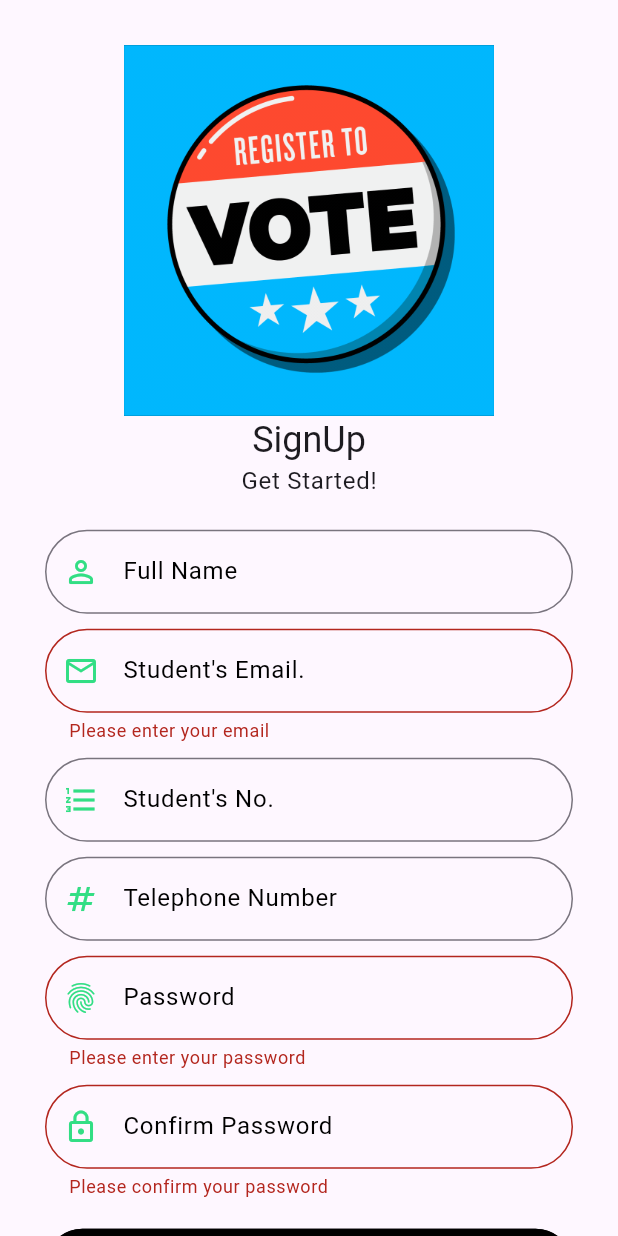
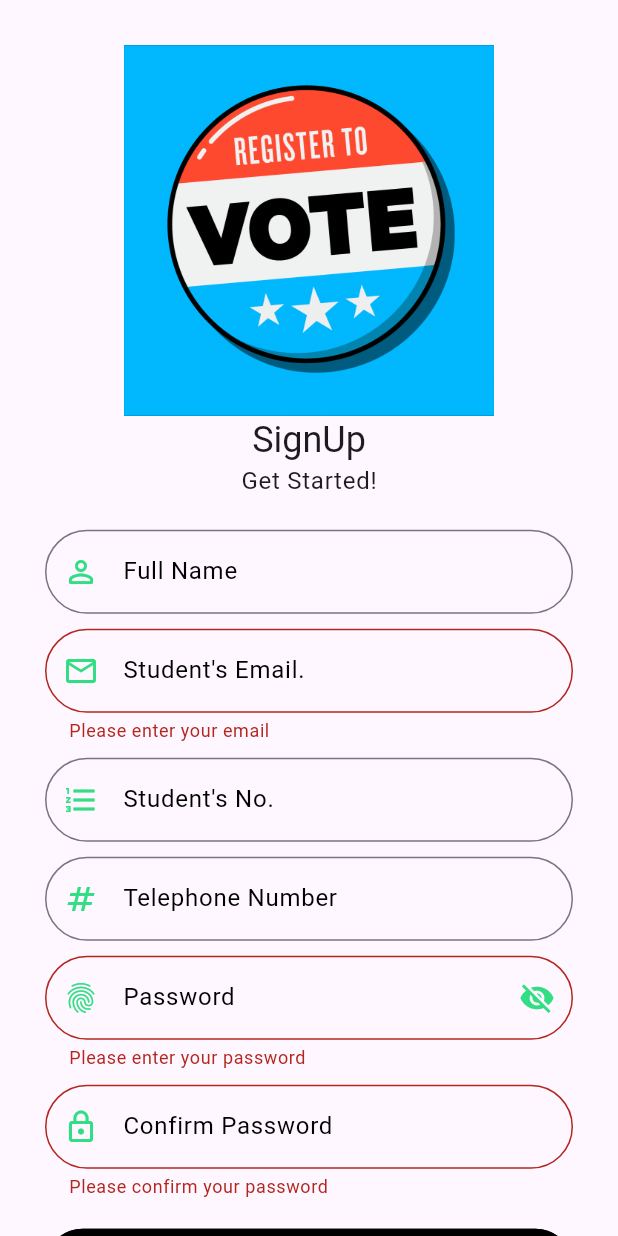
Before and after one commit to Anyongyeire/Final-year-project, a Flutter app: the SignUpScreen screen opened directly, after a tap on "SIGNUP", on a phone screen of 412 x 824 dp. Run offline on Flutter 3.47's test engine with Material 3 defaults, Android fonts, the phone set to English and light mode, and no system bars; our stand-ins replace firebase_auth, firebase_core, firebase_dynamic_links, flash, flutter_otp_text_field, flutter_riverpod and 6 more; missing offline and left inert: flextras; accounts and stored records are empty.

```diff
--- a/lib/src/constants/text_strings.dart
+++ b/lib/src/constants/text_strings.dart
@@ -91,6 +91,7 @@ const String tJoinedAt = "01 Jan, 2024";
 
 // --Edit Profile - Text
 const String tSave = "Update";
+const String tSuccess = "Success!";
 
 // -- validation
 const String tEmailCannotBeEmpty = "Email Cannot be empty";
--- a/lib/src/features/authentication/screens/signup/wigets/sign_up_form_widget.dart
+++ b/lib/src/features/authentication/screens/signup/wigets/sign_up_form_widget.dart
@@ -17,6 +17,7 @@ class SignUpFormWidget extends StatefulWidget {
 }
 
 class _SignUpFormWidgetState extends State<SignUpFormWidget> {
+  bool isObscured = true;
   final _formKey = GlobalKey<FormState>();
   final controller = Get.put(SignUpController());
   // final RegExp emailRegex = RegExp(r'^[a-zA-Z0-9._%+-]+@std\.kyu\.ac\.ug$');
@@ -92,15 +93,29 @@ class _SignUpFormWidgetState extends State<SignUpFormWidget> {
               height: tFormHeight - 20,
             ),
             TextFormField(
-              decoration: const InputDecoration(
-                label: Text(tPassword),
-                prefixIcon: Icon(
+              decoration: InputDecoration(
+                label: const Text(tPassword),
+                prefixIcon: const Icon(
                   Icons.fingerprint_sharp,
                   color: tPrimaryColor,
                 ),
+                suffixIcon: IconButton(
+                  onPressed: () {
+                    setState(() {
+                      isObscured = !isObscured;
+                    });
+                  },
+                  icon: Icon(
+                    // isObscured ? CupertinoIcons.eye : CupertinoIcons.eye_slash,
+                    isObscured ? Icons.visibility_off : Icons.visibility,
+                    semanticLabel:
+                        isObscured ? 'show password' : 'hide password',
+                  ),
+                ),
+                suffixIconColor: tPrimaryColor,
               ),
+              obscureText: isObscured,
               controller: controller.password,
-              obscureText: true,
               validator: (value) {
                 if (value == null || value.isEmpty) {
                   return 'Please enter your password';
@@ -119,8 +134,8 @@ class _SignUpFormWidgetState extends State<SignUpFormWidget> {
                   color: tPrimaryColor,
                 ),
               ),
+              obscureText: isObscured,
               controller: controller.confirmPassword,
-              obscureText: true,
               validator: (value) {
                 if (value == null || value.isEmpty) {
                   return 'Please confirm your password';
@@ -149,15 +164,15 @@ class _SignUpFormWidgetState extends State<SignUpFormWidget> {
                       // stdNo: controller.stdNo.text.trim(),
                       password: controller.password.text.trim(),
                     );
-                    // SignUpController.instance
-                    //     .createUser(); // email auth user register
-                    // ScaffoldMessenger.of(context).showSnackBar(
-                    //   const SnackBar(
-                    //     content: Text('Successfully Added!'),
-                    //   ),
-                    // );
+                    SignUpController.instance
+                        .createUser(); // email auth user register
+                    ScaffoldMessenger.of(context).showSnackBar(
+                      const SnackBar(
+                        content: Text('Successfully Added!'),
+                      ),
+                    );
 
-                    /// Email Authentication
+                    // Email Authentication
                     // SignUpController.instance.registerUser(
                     //     controller.email.text.trim(),
                     //     controller.password.text.trim());
@@ -168,8 +183,8 @@ class _SignUpFormWidgetState extends State<SignUpFormWidget> {
                     // Get.to(
                     //   () => const OtpScreen(),);
 
-                    SignUpController.instance
-                        .createUser(user); // phonenumber auth
+                    // SignUpController.instance
+                    //     .createUser(user); // phonenumber auth
                   }
                 },
                 child: Text(
--- a/lib/src/features/core/screens/profile/profile_screen.dart
+++ b/lib/src/features/core/screens/profile/profile_screen.dart
@@ -1,5 +1,6 @@
 // ignore_for_file: deprecated_member_use, sort_child_properties_last
 
+import 'package:firebase_auth/firebase_auth.dart';
 import 'package:flutter/material.dart';
 import 'package:get/get.dart';
 import 'package:line_awesome_flutter/line_awesome_flutter.dart';
@@ -17,6 +18,8 @@ import 'widgets/user_management.dart';
 
 class ProflieScreen extends StatelessWidget {
   const ProflieScreen({super.key});
+
+  // String get _email => FirebaseAuth.instance.currentUser?.email as String;
 
   @override
   Widget build(BuildContext context) {
@@ -91,6 +94,8 @@ class ProflieScreen extends StatelessWidget {
               ),
               Text(
                 tProfileSubHeading,
+                // controller.getUserData(),
+                // temail,
                 style: Theme.of(context).textTheme.bodyText2,
               ),
               // FutureBuilder<String?>(
--- a/lib/src/features/core/screens/profile/update_profile_screen.dart
+++ b/lib/src/features/core/screens/profile/update_profile_screen.dart
@@ -47,7 +47,7 @@ class UpdateProfileScreen extends StatelessWidget {
         child: Container(
           padding: const EdgeInsets.all(tDefaultSize),
           child: FutureBuilder(
-            future: controller.getUserData(),
+            future: controller.getAllUsersData(),
             builder: (context, snapshot) {
               if (snapshot.connectionState == ConnectionState.done) {
                 if (snapshot.hasData) {
--- a/pubspec.yaml
+++ b/pubspec.yaml
@@ -51,6 +51,7 @@ dependencies:
   cloud_firestore: ^4.15.5
   firebase_dynamic_links: ^5.4.16
   logger: ^2.1.0
+  firebase_analytics: ^10.8.9
 
 
 dev_dependencies:
```
Also changed, not shown: lib/main.dart (+15 -1 lines), lib/src/features/authentication/controllers/signup_controller.dart (+47 -47 lines), lib/src/features/authentication/screens/login/login_form_widget.dart (+17 -17 lines), lib/src/features/core/screens/dashboard/widgets/dashboard.dart (+8 -3 lines), lib/src/repository/authentication_repository/authentication_repository.dart (+12 -9 lines), pubspec.lock, 1 other file.
